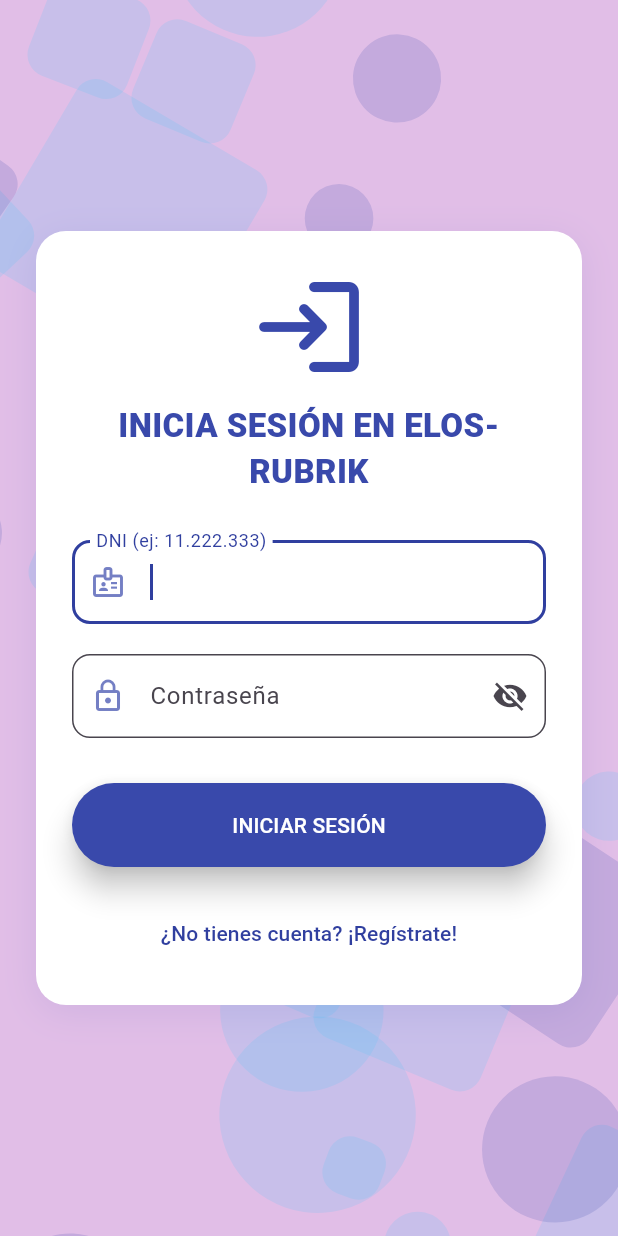
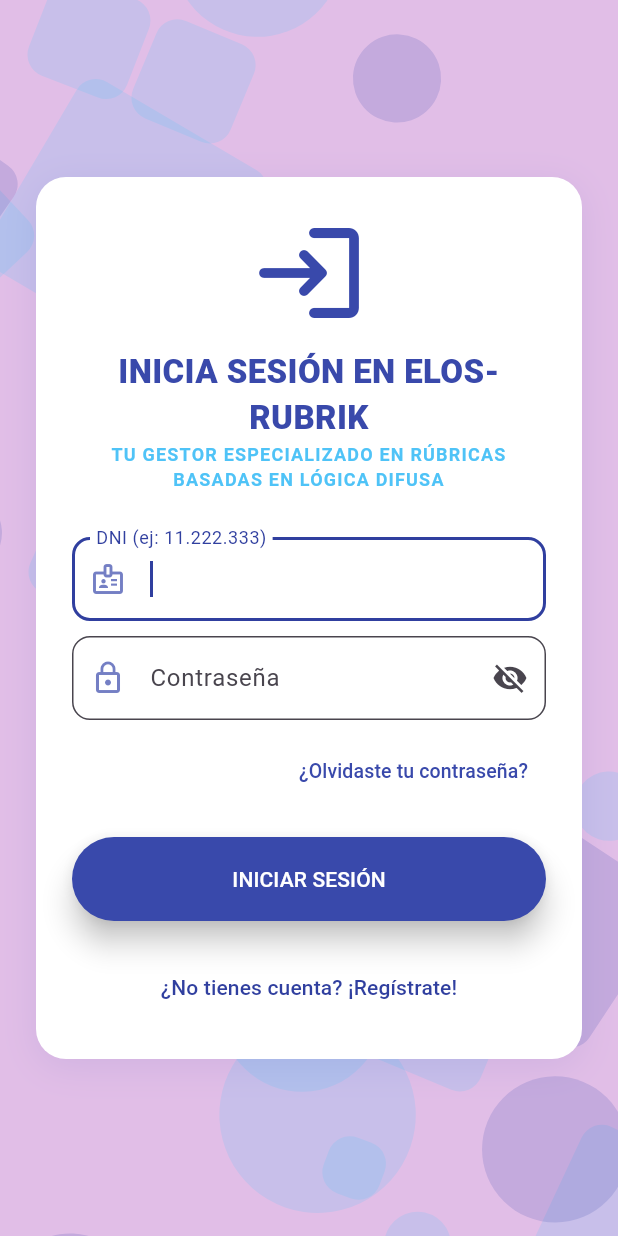
Before and after one commit to ShifuDanySan/elos_rubrik, a Flutter app: the screen it shows after launch, on a phone screen of 412 x 824 dp. Run offline on Flutter 3.47's test engine with Material 3 defaults, Android fonts, the phone set to English and light mode, and no system bars; our stand-ins replace cloud_firestore, file_picker, firebase_auth, firebase_core; missing offline and left inert: excel; accounts and stored records are empty.

Commit message:
Cambios en pantalla de inicio

```diff
--- a/lib/login_register_screen.dart
+++ b/lib/login_register_screen.dart
@@ -1,3 +1,4 @@
+// login_register_screen.dart
 import 'package:flutter/material.dart';
 import 'package:firebase_auth/firebase_auth.dart';
 import 'package:cloud_firestore/cloud_firestore.dart';
@@ -185,15 +186,12 @@
   final TextEditingController _emailController = TextEditingController();
   final TextEditingController _confirmPasswordController = TextEditingController();
 
-  // NODOS DE ENFOQUE PARA EL CURSOR AUTOMÁTICO
   final FocusNode _firstFieldFocusNode = FocusNode();
-
   final int _tipoUsuarioPorDefecto = 2;
 
   @override
   void initState() {
     super.initState();
-    // Inicia el foco en el primer campo después de que se rinda el primer frame
     WidgetsBinding.instance.addPostFrameCallback((_) {
       _firstFieldFocusNode.requestFocus();
     });
@@ -207,8 +205,66 @@
     _apellidoController.dispose();
     _emailController.dispose();
     _confirmPasswordController.dispose();
-    _firstFieldFocusNode.dispose(); // Liberar el FocusNode
+    _firstFieldFocusNode.dispose();
     super.dispose();
+  }
+
+  Future<void> _mostrarRecuperarPassword() async {
+    final TextEditingController _resetEmailController = TextEditingController();
+
+    return showDialog(
+      context: context,
+      builder: (context) => AlertDialog(
+        shape: RoundedRectangleBorder(borderRadius: BorderRadius.circular(15)),
+        title: const Text('Recuperar Acceso', style: TextStyle(color: _primaryColor, fontWeight: FontWeight.bold)),
+        content: Column(
+          mainAxisSize: MainAxisSize.min,
+          children: [
+            const Text('Ingresa el correo electrónico asociado a tu cuenta para restablecer tu contraseña.'),
+            const SizedBox(height: 20),
+            TextField(
+              controller: _resetEmailController,
+              keyboardType: TextInputType.emailAddress,
+              decoration: InputDecoration(
+                labelText: 'Correo Electrónico',
+                prefixIcon: const Icon(Icons.email_outlined),
+                border: OutlineInputBorder(borderRadius: BorderRadius.circular(12)),
+              ),
+            ),
+          ],
+        ),
+        actions: [
+          TextButton(
+            onPressed: () => Navigator.pop(context),
+            child: const Text('CANCELAR', style: TextStyle(color: Colors.grey)),
+          ),
+          ElevatedButton(
+            style: ElevatedButton.styleFrom(backgroundColor: _primaryColor),
+            onPressed: () async {
+              final email = _resetEmailController.text.trim();
+              if (email.isEmpty || !email.contains('@')) {
+                ScaffoldMessenger.of(context).showSnackBar(
+                  const SnackBar(content: Text('Por favor, ingresa un correo válido')),
+                );
+                return;
+              }
+              try {
+                await FirebaseAuth.instance.sendPasswordResetEmail(email: email);
+                Navigator.pop(context);
+                ScaffoldMessenger.of(context).showSnackBar(
+                  const SnackBar(content: Text('Mail enviado. Revisa tu correo.'), backgroundColor: Colors.green),
+                );
+              } catch (e) {
+                ScaffoldMessenger.of(context).showSnackBar(
+                  const SnackBar(content: Text('Error al enviar el correo.'), backgroundColor: Colors.red),
+                );
+              }
+            },
+            child: const Text('ENVIAR', style: TextStyle(color: Colors.white)),
+          ),
+        ],
+      ),
+    );
   }
 
   void _cambiarModo() {
@@ -224,7 +280,6 @@
     _emailController.clear();
     _confirmPasswordController.clear();
 
-    // Al cambiar de modo, pedimos el foco nuevamente para el primer campo
     WidgetsBinding.instance.addPostFrameCallback((_) {
       _firstFieldFocusNode.requestFocus();
     });
@@ -299,7 +354,7 @@
   Widget _buildDesktopLayout() {
     return Container(
       width: 500,
-      constraints: const BoxConstraints(maxHeight: 800),
+      constraints: const BoxConstraints(maxHeight: 850),
       padding: const EdgeInsets.all(40.0),
       decoration: BoxDecoration(
         color: Colors.white,
@@ -339,13 +394,13 @@
     String? Function(String?)? validator,
     int? maxLength,
     bool hideCounter = false,
-    FocusNode? focusNode, // <--- NUEVO PARÁMETRO
+    FocusNode? focusNode,
   }) {
     return Padding(
-      padding: const EdgeInsets.only(bottom: 20.0),
+      padding: const EdgeInsets.only(bottom: 10.0),
       child: TextFormField(
         controller: controller,
-        focusNode: focusNode, // <--- ASIGNAR EL NODO
+        focusNode: focusNode,
         obscureText: isPassword && !_mostrarPassword,
         textInputAction: textInputAction,
         onFieldSubmitted: onSubmitted,
@@ -382,8 +437,25 @@
         children: <Widget>[
           Icon(_esLogin ? Icons.login_rounded : Icons.person_add_alt_1_rounded, size: 80, color: _primaryColor),
           const SizedBox(height: 10),
-          Text(_esLogin ? 'INICIA SESIÓN EN ELOS-RUBRIK' : 'CREA TU CUENTA',
-              style: const TextStyle(fontSize: 22, fontWeight: FontWeight.w900, color: _primaryColor), textAlign: TextAlign.center),
+          // SECCIÓN DE TÍTULO Y ESCOGAN ACTUALIZADO
+          if (_esLogin) ...[
+            const Text(
+              'INICIA SESIÓN EN ELOS-RUBRIK',
+              style: TextStyle(fontSize: 22, fontWeight: FontWeight.w900, color: _primaryColor),
+              textAlign: TextAlign.center,
+            ),
+            const Text(
+              'TU GESTOR ESPECIALIZADO EN RÚBRICAS BASADAS EN LÓGICA DIFUSA',
+              style: TextStyle(fontSize: 12, fontWeight: FontWeight.bold, color: _accentColor, letterSpacing: 0.8),
+              textAlign: TextAlign.center,
+            ),
+          ] else
+            const Text(
+              'CREA TU CUENTA',
+              style: TextStyle(fontSize: 22, fontWeight: FontWeight.w900, color: _primaryColor),
+              textAlign: TextAlign.center,
+            ),
+
           const SizedBox(height: 30),
 
           if (!_esLogin) ...[
@@ -391,7 +463,7 @@
                 controller: _nombreController,
                 label: 'Nombre',
                 icon: Icons.person_outline,
-                focusNode: _firstFieldFocusNode, // <--- FOCO INICIAL EN REGISTRO
+                focusNode: _firstFieldFocusNode,
                 textInputAction: TextInputAction.next,
                 validator: (v) => (v == null || v.isEmpty) ? 'Obligatorio' : null),
             _buildStyledTextField(
@@ -413,7 +485,7 @@
             controller: _dniController,
             label: 'DNI (ej: 11.222.333)',
             icon: Icons.badge_outlined,
-            focusNode: _esLogin ? _firstFieldFocusNode : null, // <--- FOCO INICIAL EN LOGIN
+            focusNode: _esLogin ? _firstFieldFocusNode : null,
             keyboardType: TextInputType.number,
             textInputAction: TextInputAction.next,
             maxLength: 10,
@@ -437,6 +509,18 @@
             },
             validator: (v) => (v == null || v.length < 6) ? 'Mínimo 6 caracteres' : null,
           ),
+
+          if (_esLogin)
+            Align(
+              alignment: Alignment.centerRight,
+              child: Padding(
+                padding: const EdgeInsets.only(bottom: 10.0),
+                child: TextButton(
+                  onPressed: _mostrarRecuperarPassword,
+                  child: const Text('¿Olvidaste tu contraseña?', style: TextStyle(color: _primaryColor, fontSize: 13)),
+                ),
+              ),
+            ),
 
           if (!_esLogin) ...[
             _buildStyledTextField(
```
